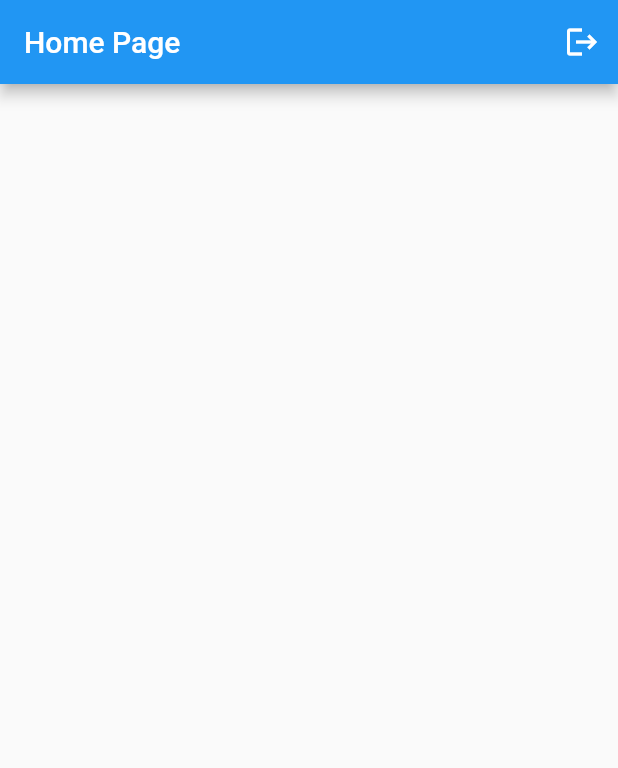
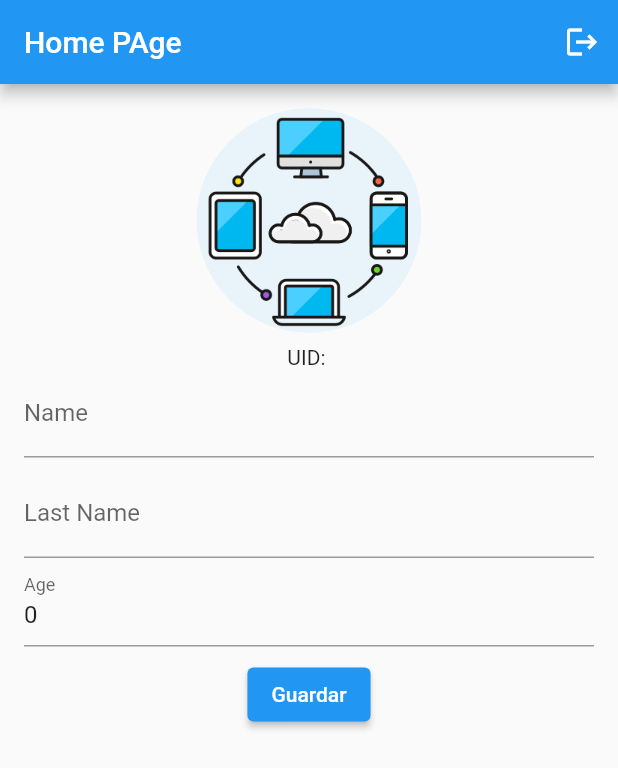
Before and after one commit to luiisfabian/GetXFlutter, a Flutter app: the screen it shows once a user with an empty profile is signed in, on a phone screen of 412 x 824 dp. Shown: the top 768 px of the screen. Run offline on Flutter 3.47's test engine with Material 2 defaults, Android fonts, the phone set to English and light mode, and no system bars; our stand-ins replace cached_network_image, cloud_firestore, equatable, firebase_auth, firebase_core, firebase_storage and 5 more; missing offline and left inert: flutter_facebook_auth; accounts and stored records are empty; statements that could not run were skipped.

Commit message:
creacion del home page, y arreglos de mas

```diff
--- a/lib/controllers/my_user_controller.dart
+++ b/lib/controllers/my_user_controller.dart
@@ -29,7 +29,7 @@ class MyUserController extends GetxController {
   }
 
 
-  void SetImage(File? imageFile) async{
+  void setImage(File? imageFile) async{
     pickedImage.value = imageFile;
   }
 
--- a/lib/main.dart
+++ b/lib/main.dart
@@ -4,6 +4,8 @@ import 'package:get/get.dart';
 import 'package:getx_flutter/app.dart';
 import 'package:getx_flutter/repository/auth_repository.dart';
 import 'package:getx_flutter/repository/implementations/auth_repository.dart';
+import 'package:getx_flutter/repository/implementations/my_user_repository.dart';
+import 'package:getx_flutter/repository/my_user_repository.dart';
 
 
 void main() async {
@@ -11,6 +13,7 @@ void main() async {
   WidgetsFlutterBinding.ensureInitialized();
   await Firebase.initializeApp();
   Get.put<AuthRepository>(AuthRepositoryImp());
+  Get.put<MyUserRepository>(MyUserRepositoryImp());
 
   runApp(MyApp());
 }
--- a/lib/ui/home_page.dart
+++ b/lib/ui/home_page.dart
@@ -1,24 +1,144 @@
+import 'dart:io';
+
+import 'package:cached_network_image/cached_network_image.dart';
 import 'package:flutter/material.dart';
 import 'package:get/get.dart';
 import 'package:getx_flutter/controllers/auth_controller.dart';
+import 'package:getx_flutter/controllers/my_user_controller.dart';
+import 'package:image_picker/image_picker.dart';
 
 class HomePage extends StatelessWidget {
   const HomePage({super.key});
 
   @override
   Widget build(BuildContext context) {
+    final userController = Get.put(MyUserController());
     return Scaffold(
       appBar: AppBar(
-        title: Text("Home Page"),
+        title: Text("Home PAge"),
         actions: [
           IconButton(
             onPressed: () => Get.find<AuthController>().signedOut(),
-            tooltip: "LogOut",
             icon: Icon(Icons.logout),
-          ),
+            tooltip: 'LogOut',
+          )
         ],
       ),
-      body: Text(Get.find<AuthController>().authUser.value?.uid ?? ''),
+      body: Obx(() {
+        if (userController.isLoading.value) {
+          return const Center(child: CircularProgressIndicator());
+        }
+        return _MyUserSection();
+      }),
     );
   }
 }
+
+class _MyUserSection extends StatelessWidget {
+  final picker = ImagePicker();
+
+  @override
+  Widget build(BuildContext context) {
+    final userController = Get.find<MyUserController>();
+
+    final imageObx = Obx(() {
+      Widget image = Image.asset(
+        'assets/intro_3.png',
+        fit: BoxFit.fill,
+      );
+
+      if (userController.pickedImage.value != null) {
+        image = Image.file(
+          userController.pickedImage.value!,
+          fit: BoxFit.fill,
+        );
+      } else if (userController.user.value?.image?.isNotEmpty == true) {
+        image = CachedNetworkImage(
+          imageUrl: userController.user.value!.image!,
+          progressIndicatorBuilder: (_, __, progress) =>
+              CircularProgressIndicator(
+            value: progress.progress,
+          ),
+          errorWidget: (_, __, ___) => const Icon(Icons.error),
+          fit: BoxFit.fill,
+        );
+      }
+      return image;
+    });
+
+    return SingleChildScrollView(
+      child: Container(
+        padding: EdgeInsets.all(16),
+        child: Column(
+          crossAxisAlignment: CrossAxisAlignment.center,
+          children: [
+            GestureDetector(
+              onTap: () async {
+                final pickedImage =
+                    await picker.pickImage(source: ImageSource.gallery);
+                if (pickedImage != null) {
+                  Get.find<MyUserController>().setImage(File(pickedImage.path));
+                }
+              },
+              child: Center(
+                child: ClipOval(
+                  child: SizedBox(
+                    width: 150,
+                    height: 150,
+                    child: imageObx,
+                  ),
+                ),
+              ),
+            ),
+            SizedBox(
+              height: 8,
+            ),
+            Obx(() {
+              if (Get.find<AuthController>().authState.value ==
+                  AuthState.signedIn) {
+                return Center(
+                  child: Text(
+                      'UID: ${Get.find<AuthController>().authUser.value!.uid}'),
+                );
+              }
+              return SizedBox.shrink();
+            }),
+            TextField(
+              controller: userController.nameController,
+              decoration: InputDecoration(labelText: "Name"),
+            ),
+            SizedBox(
+              height: 8,
+            ),
+            TextField(
+              controller: userController.lastNameController,
+              decoration: InputDecoration(labelText: "Last Name"),
+            ),
+            TextField(
+              controller: userController.ageController,
+              keyboardType: TextInputType.number,
+              decoration: InputDecoration(labelText: "Age"),
+            ),
+            SizedBox(
+              height: 8,
+            ),
+            Obx(() {
+              final isSaving = userController.isSaving.value;
+              return Stack(
+                alignment: Alignment.center,
+                children: [
+                  ElevatedButton(
+                    onPressed:
+                        isSaving ? null : () => userController.saveMyUser(),
+                    child: Text("Guardar"),
+                  ),
+                  if (isSaving) CircularProgressIndicator(),
+                ],
+              );
+            }),
+          ],
+        ),
+      ),
+    );
+  }
+}
```
